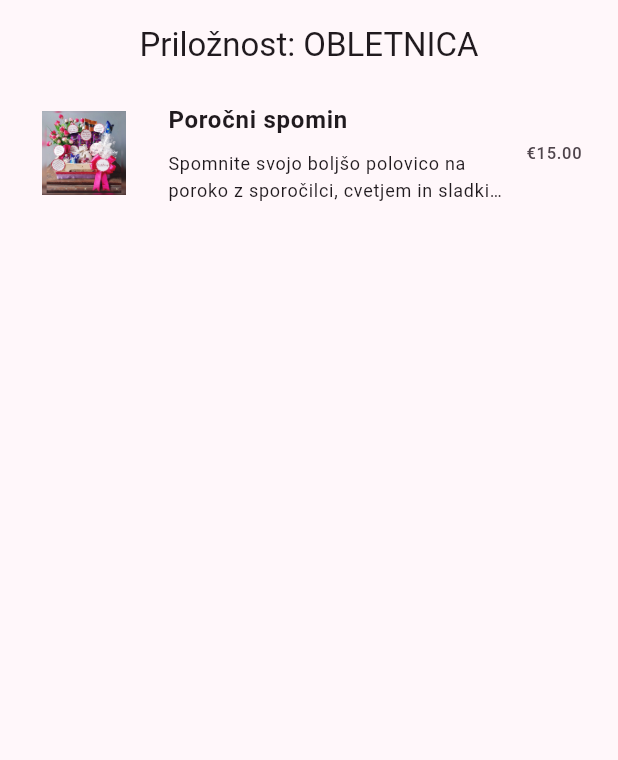
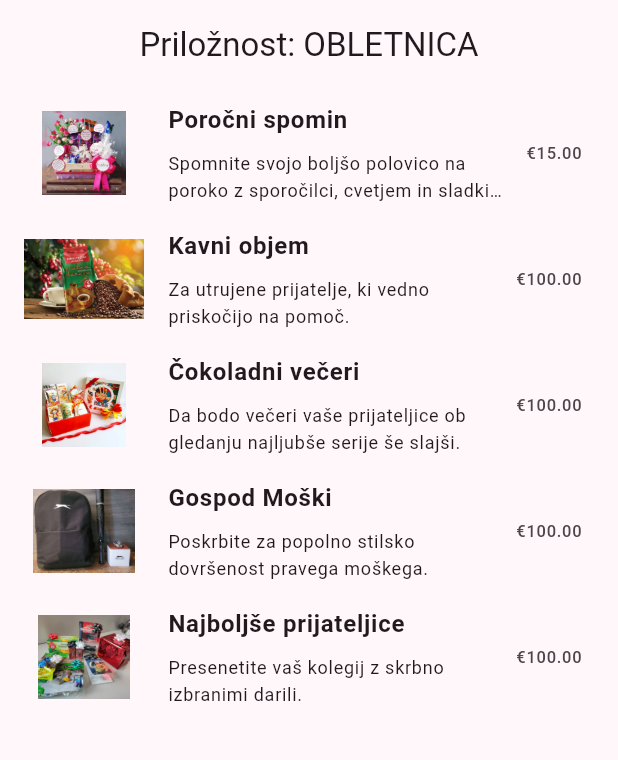
Before and after one commit to evav136/darilko, a Flutter app: the screen it shows after launch, after a tap on "OBLETNICA", on a phone screen of 412 x 824 dp, the part 120-880 px from its top. Run offline on Flutter 3.47's test engine with Material 2 defaults, Android fonts, the phone set to English and light mode, and no system bars; our stand-ins replace isar; accounts and stored records are empty; generated files the repository leaves out were written again.

Commit message:
Premium commit

```diff
--- a/lib/data/gift_data.dart
+++ b/lib/data/gift_data.dart
@@ -87,6 +87,30 @@ class GiftData {
           stock: 10,
           filter: "ROJSTNI DAN"),
       Gift(
+          name: "Kavni objem",
+          description:
+              "Za utrujene prijatelje, ki vedno priskočijo na pomoč.",
+          price: 100.0,
+          picturePath: "assets/kava.jpg",
+          stock: 2,
+          filter: "OBLETNICA"),
+      Gift(
+          name: "Čokoladni večeri",
+          description:
+              "Da bodo večeri vaše prijateljice ob gledanju najljubše serije še slajši.",
+          price: 100.0,
+          picturePath: "assets/anime.jpg",
+          stock: 2,
+          filter: "OBLETNICA"),
+      Gift(
+          name: "Gospod Moški",
+          description:
+              "Poskrbite za popolno stilsko dovršenost pravega moškega.",
+          price: 100.0,
+          picturePath: "assets/moski.jpg",
+          stock: 2,
+          filter: "OBLETNICA"),
+      Gift(
           name: "Rožnata romantika",
           description:
               "Presenetite svojo ljubljeno osebo z romantičnim darilom za Valentinovo.",
@@ -162,7 +186,16 @@ class GiftData {
           price: 10.0,
           picturePath: "assets/boz4.jpg",
           stock: 2,
-          filter: "BOŽIČ")
+          filter: "BOŽIČ"),
+      Gift(
+          name: "Najboljše prijateljice",
+          description:
+              "Presenetite vaš kolegij z skrbno izbranimi darili.",
+          price: 100.0,
+          picturePath: "assets/ob3.jpg",
+          stock: 2,
+          filter: "OBLETNICA")
+
     ];
 
     for (var gift in preparedGifts) {
--- a/lib/screens/catalogue_screen.dart
+++ b/lib/screens/catalogue_screen.dart
@@ -108,29 +108,7 @@ class _CatalogueScreenState extends State<CatalogueScreen> {
           children: [
             Row(
               children: [
-                /*Text(
-                  '    Izberi priložnost:   ',
-                  style: TextStyle(fontSize: 20),
-                ),
-                SizedBox(width: 8),
-                 DropdownButton<String>(
-                  value: _selectedItem,
-                  dropdownColor: Color.fromARGB(255, 220, 187, 249),
-                  onChanged: (String? newValue) {
-                    setState(() {
-                      _selectedItem = newValue!;
-                      _updateFilter(newValue!);
-                    });
-                  },
-                  items: _dropdownItems.map<DropdownMenuItem<String>>(
-                    (String value) {
-                      return DropdownMenuItem<String>(
-                        value: value,
-                        child: Text(value),
-                      );
-                    },
-                  ).toList(),
-                ), */
+
               ],
             ),
             SizedBox(height: 16),
--- a/lib/screens/gift_screen.dart
+++ b/lib/screens/gift_screen.dart
@@ -131,9 +131,7 @@ class _GiftScreenState extends State<GiftScreen> {
                         _email = value;
                       });
                     },
-                    //inputFormatters: [
-                    //FilteringTextInputFormatter.deny(RegExp('')), // Allow only input with '@' symbol
-                    //],
+
                     decoration: InputDecoration(
                       labelText: 'E-pošta',
                       border: OutlineInputBorder(),
--- a/lib/services/isar_service.dart
+++ b/lib/services/isar_service.dart
@@ -8,7 +8,6 @@ import 'package:isar/isar.dart';
 class IsarService {
   late Future<Isar> db;
   late Isar isar;
-  //late Collection gifts;
 
   IsarService() {
     db = openDB();
@@ -20,22 +19,7 @@ class IsarService {
     isar = await db;
     final gifts = getAllGifts();
   }
-  /* Future<void> cleanDb() async {
-        //throw UnimplementedError();
 
-    final isar = await db;
-    await isar.writeTxnSync(() {
-      //isar.catalogues.deleteAll();
-      isar.gifts.deleteAll();
-      //isar.orders.deleteAll();
-    });
-  } */
-  /* Future<void> deleteAllGifts() async {
-  final isar = await db;
-  await isar.writeTxnSync((isar) {
-    isar.gifts.deleteAll();
-  }
-}  */
 
   Future<void> saveCatalogue(Catalogue newCatalogue) async {
     final isar = await db;
@@ -89,11 +73,7 @@ class IsarService {
         allGifts.where((gift) => gift.filter == filter).toList();
 
     return filteredGifts;
-    /* final isar = await db;
 
-    final giftQuery = isar.gifts.where();
-
-    return await giftQuery.findAll(); */
   }
 
   Future<Gift?> getGiftById(int id) async {
```
Also changed, not shown: lib/entities/order.dart (+5 -6 lines), lib/main.dart (+0 -11 lines), lib/screens/payment_screen.dart (+10 -4 lines), pubspec.yaml (+8 -0 lines), assets/anime.jpg (added), assets/kava.jpg (added), assets/moski.jpg (added), assets/ob3.jpg (added), pubspec.lock, 1 other file.
